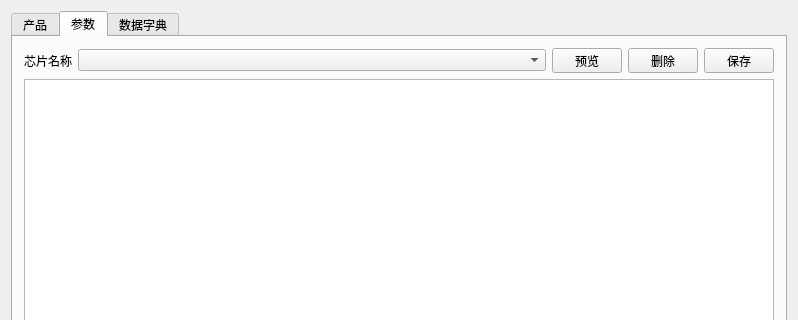
First picture: the form in deletedb.ui, repository histest/DACS, before the edit; both pictures show x 0 to 798 and y 0 to 320 of the 798 by 551 pixel window.
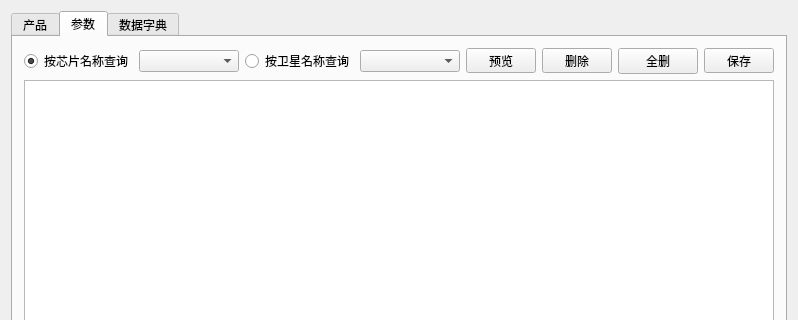
Second picture: the form after the edit. The open tabs and pages were chosen to show the change. Icons and pictures are not drawn.

What changed in the file:
```diff
--- a/deletedb.ui
+++ b/deletedb.ui
@@ -174,22 +174,16 @@
       <attribute name="title">
        <string>参数</string>
       </attribute>
-      <layout class="QGridLayout" name="gridLayout_2">
-       <item row="1" column="0">
-        <widget class="QTableView" name="tableView"/>
-       </item>
-       <item row="0" column="0">
-        <layout class="QHBoxLayout" name="horizontalLayout_3">
+      <layout class="QVBoxLayout" name="verticalLayout_2">
+       <item>
+        <layout class="QHBoxLayout" name="horizontalLayout_2">
          <item>
-          <widget class="QLabel" name="label_2">
-           <property name="sizePolicy">
-            <sizepolicy hsizetype="Fixed" vsizetype="Preferred">
-             <horstretch>0</horstretch>
-             <verstretch>0</verstretch>
-            </sizepolicy>
-           </property>
+          <widget class="QRadioButton" name="radioButton">
            <property name="text">
-            <string>芯片名称</string>
+            <string>按芯片名称查询</string>
+           </property>
+           <property name="checked">
+            <bool>true</bool>
            </property>
           </widget>
          </item>
@@ -203,6 +197,23 @@
            </property>
           </widget>
          </item>
+         <item>
+          <widget class="QRadioButton" name="radioButton_2">
+           <property name="text">
+            <string>按卫星名称查询</string>
+           </property>
+          </widget>
+         </item>
+         <item>
+          <widget class="QComboBox" name="comboBox_4">
+           <property name="sizePolicy">
+            <sizepolicy hsizetype="Expanding" vsizetype="Fixed">
+             <horstretch>0</horstretch>
+             <verstretch>0</verstretch>
+            </sizepolicy>
+           </property>
+          </widget>
+         </item>
          <item>
           <widget class="QPushButton" name="previewButton_3">
            <property name="sizePolicy">
@@ -283,6 +294,13 @@
            </property>
           </widget>
          </item>
+         <item>
+          <widget class="QPushButton" name="deleteAllButton">
+           <property name="text">
+            <string>全删</string>
+           </property>
+          </widget>
+         </item>
          <item>
           <widget class="QPushButton" name="saveButton_2">
            <property name="sizePolicy">
@@ -325,6 +343,9 @@
          </item>
         </layout>
        </item>
+       <item>
+        <widget class="QTableView" name="tableView"/>
+       </item>
       </layout>
      </widget>
      <widget class="QWidget" name="tab_3">
```
Left out of the diff: 19 changed lines with no effect on the pictures.
